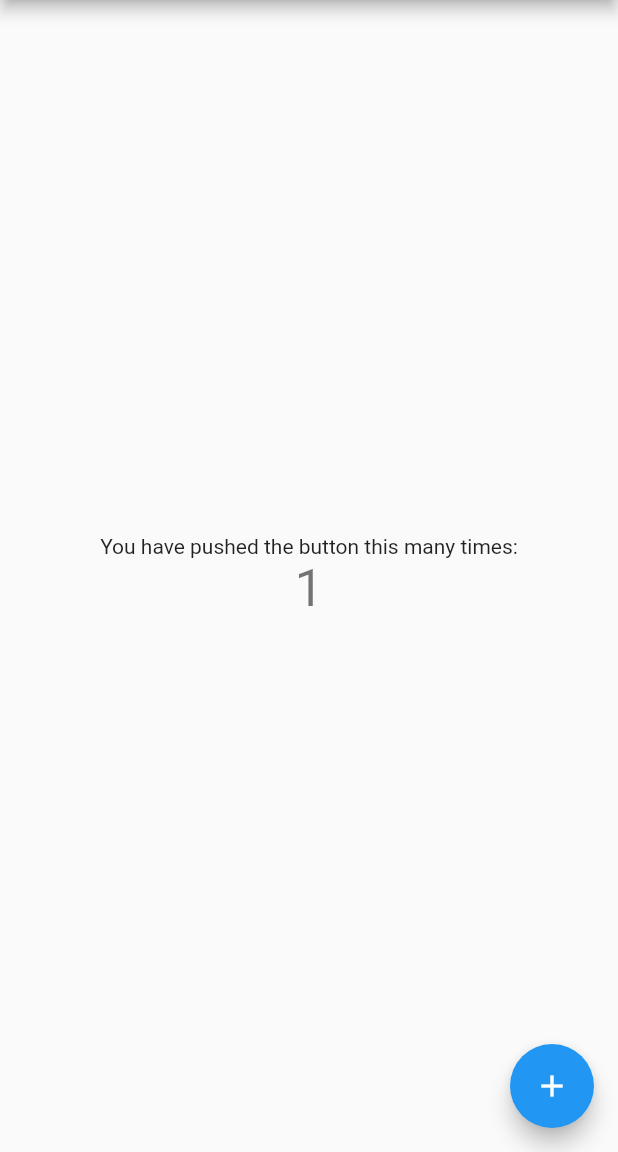
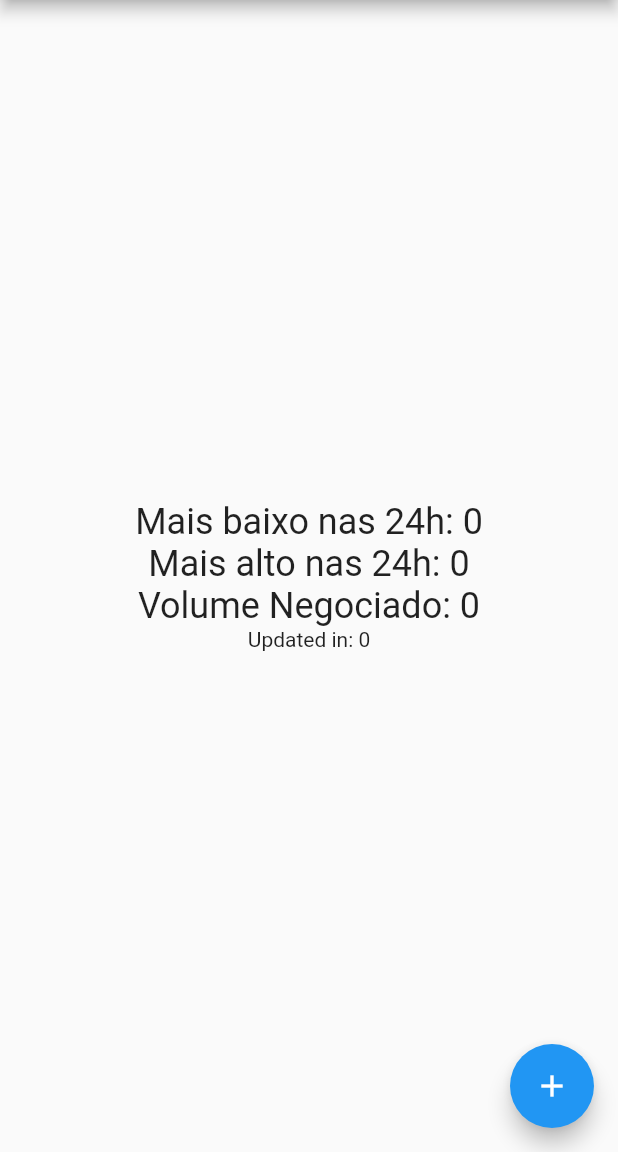
Before and after one commit to jmsj777/mercadoBitcoinApp, a Flutter app: the screen it shows after launch, after a tap on the "add" icon, on a phone screen of 412 x 824 dp, the part 84-1236 px from its top. Run offline on Flutter 3.47's test engine with Material 2 defaults, Android fonts, the phone set to English and light mode, and no system bars; network calls fail.

Commit message:
NEW BTC data retrieved without the tables

```diff
--- /dev/null
+++ b/lib/app/ui/homepage.dart
@@ -0,0 +1,85 @@
+import 'dart:convert';
+
+import 'package:http/http.dart' as http;
+import 'package:flutter/material.dart';
+
+class MyHomePage extends StatefulWidget {
+  MyHomePage({Key key, this.title}) : super(key: key);
+
+  final String title;
+
+  @override
+  _MyHomePageState createState() => _MyHomePageState();
+}
+
+class _MyHomePageState extends State<MyHomePage> {
+  String _low = '0';
+  String _high = '0';
+  String _vol = '0';
+  // String _asks = '0';
+  // String _bids = '0';
+  String _date = '0';
+
+  Future<void> _initAttribs() async {
+    final resTicker = await http.get("https://www.mercadobitcoin.net/api/BTC/ticker");
+    // final resOrderBook = await http.get("https://www.mercadobitcoin.net/api/BTC/orderbook");
+
+    Map<String, dynamic> resTickerParsed = json.decode(resTicker.body);
+    final String dateString = resTickerParsed['ticker']['date'].toString();
+    final date = DateTime.tryParse(dateString);
+    setState(() {
+      _high = resTickerParsed['ticker']['high'].substring(0,7);
+      _low = resTickerParsed['ticker']['low'].substring(0,7);
+      _vol = resTickerParsed['ticker']['vol'].substring(0,7);
+      _date = date.toString();
+      });
+
+    // Map<String, dynamic> resOrderBookParsed = json.decode(resOrderBook.body);
+    // final asks = resOrderBookParsed['asks'];
+    // final bids = resOrderBookParsed['bids'];
+    // setState(() {
+      // _asks = ---;
+      // _bids = ---;
+    // });
+
+
+  }
+
+  @override
+  Widget build(BuildContext context) {
+    _initAttribs();
+    return Scaffold(
+      appBar: AppBar(
+        title: Text(widget.title),
+      ),
+      body: Center(
+        child: Column(
+          mainAxisAlignment: MainAxisAlignment.center,
+          children: <Widget>[
+            Text(
+              'Mais baixo nas 24h: $_low',
+              style: Theme.of(context).textTheme.headline5,
+            ),
+            Text(
+              'Mais alto nas 24h: $_high',
+              style: Theme.of(context).textTheme.headline5,
+            ),
+            Text(
+              'Volume Negociado: $_vol',
+              style: Theme.of(context).textTheme.headline5,
+            ),
+            Text(
+              'Updated in: $_date',
+            )
+          ],
+        ),
+      ),
+
+      floatingActionButton: FloatingActionButton(
+        onPressed: _initAttribs,
+        tooltip: 'Increment',
+        child: Icon(Icons.add),
+      )
+    );
+  }
+}
--- a/lib/main.dart
+++ b/lib/main.dart
@@ -1,117 +1,22 @@
 import 'package:flutter/material.dart';
+
+import 'app/ui/homepage.dart';
 
 void main() {
   runApp(MyApp());
 }
 
+
 class MyApp extends StatelessWidget {
-  // This widget is the root of your application.
   @override
   Widget build(BuildContext context) {
     return MaterialApp(
       title: 'Flutter Demo',
       theme: ThemeData(
-        // This is the theme of your application.
-        //
-        // Try running your application with "flutter run". You'll see the
-        // application has a blue toolbar. Then, without quitting the app, try
-        // changing the primarySwatch below to Colors.green and then invoke
-        // "hot reload" (press "r" in the console where you ran "flutter run",
-        // or simply save your changes to "hot reload" in a Flutter IDE).
-        // Notice that the counter didn't reset back to zero; the application
-        // is not restarted.
         primarySwatch: Colors.blue,
-        // This makes the visual density adapt to the platform that you run
-        // the app on. For desktop platforms, the controls will be smaller and
-        // closer together (more dense) than on mobile platforms.
         visualDensity: VisualDensity.adaptivePlatformDensity,
       ),
       home: MyHomePage(title: 'Flutter Demo Home Page'),
     );
   }
 }
-
-class MyHomePage extends StatefulWidget {
-  MyHomePage({Key key, this.title}) : super(key: key);
-
-  // This widget is the home page of your application. It is stateful, meaning
-  // that it has a State object (defined below) that contains fields that affect
-  // how it looks.
-
-  // This class is the configuration for the state. It holds the values (in this
-  // case the title) provided by the parent (in this case the App widget) and
-  // used by the build method of the State. Fields in a Widget subclass are
-  // always marked "final".
-
-  final String title;
-
-  @override
-  _MyHomePageState createState() => _MyHomePageState();
-}
-
-class _MyHomePageState extends State<MyHomePage> {
-  int _counter = 0;
-
-  void _incrementCounter() {
-    setState(() {
-      // This call to setState tells the Flutter framework that something has
-      // changed in this State, which causes it to rerun the build method below
-      // so that the display can reflect the updated values. If we changed
-      // _counter without calling setState(), then the build method would not be
-      // called again, and so nothing would appear to happen.
-      _counter++;
-    });
-  }
-
-  @override
-  Widget build(BuildContext context) {
-    // This method is rerun every time setState is called, for instance as done
-    // by the _incrementCounter method above.
-    //
-    // The Flutter framework has been optimized to make rerunning build methods
-    // fast, so that you can just rebuild anything that needs updating rather
-    // than having to individually change instances of widgets.
-    return Scaffold(
-      appBar: AppBar(
-        // Here we take the value from the MyHomePage object that was created by
-        // the App.build method, and use it to set our appbar title.
-        title: Text(widget.title),
-      ),
-      body: Center(
-        // Center is a layout widget. It takes a single child and positions it
-        // in the middle of the parent.
-        child: Column(
-          // Column is also a layout widget. It takes a list of children and
-          // arranges them vertically. By default, it sizes itself to fit its
-          // children horizontally, and tries to be as tall as its parent.
-          //
-          // Invoke "debug painting" (press "p" in the console, choose the
-          // "Toggle Debug Paint" action from the Flutter Inspector in Android
-          // Studio, or the "Toggle Debug Paint" command in Visual Studio Code)
-          // to see the wireframe for each widget.
-          //
-          // Column has various properties to control how it sizes itself and
-          // how it positions its children. Here we use mainAxisAlignment to
-          // center the children vertically; the main axis here is the vertical
-          // axis because Columns are vertical (the cross axis would be
-          // horizontal).
-          mainAxisAlignment: MainAxisAlignment.center,
-          children: <Widget>[
-            Text(
-              'You have pushed the button this many times:',
-            ),
-            Text(
-              '$_counter',
-              style: Theme.of(context).textTheme.headline4,
-            ),
-          ],
-        ),
-      ),
-      floatingActionButton: FloatingActionButton(
-        onPressed: _incrementCounter,
-        tooltip: 'Increment',
-        child: Icon(Icons.add),
-      ), // This trailing comma makes auto-formatting nicer for build methods.
-    );
-  }
-}
--- a/pubspec.yaml
+++ b/pubspec.yaml
@@ -3,7 +3,7 @@ description: A new Flutter project.
 
 # The following line prevents the package from being accidentally published to
 # pub.dev using `pub publish`. This is preferred for private packages.
-publish_to: 'none' # Remove this line if you wish to publish to pub.dev
+publish_to: "none" # Remove this line if you wish to publish to pub.dev
 
 # The following defines the version and build number for your application.
 # A version number is three numbers separated by dots, like 1.2.43
@@ -23,7 +23,7 @@ environment:
 dependencies:
   flutter:
     sdk: flutter
-
+  http: ^0.12.1
 
   # The following adds the Cupertino Icons font to your application.
   # Use with the CupertinoIcons class for iOS style icons.
@@ -38,7 +38,6 @@ dev_dependencies:
 
 # The following section is specific to Flutter.
 flutter:
-
   # The following line ensures that the Material Icons font is
   # included with your application, so that you can use the icons in
   # the material Icons class.
```
Also changed, not shown: lib/app/repositories/data_repository.dart (added, +14 -0 lines), lib/app/services/api.dart (added, +41 -0 lines), lib/app/services/api_service.dart (added, +31 -0 lines), lib/app/services/endpoint_data.dart (added, +9 -0 lines), pubspec.lock, 1 other file.
